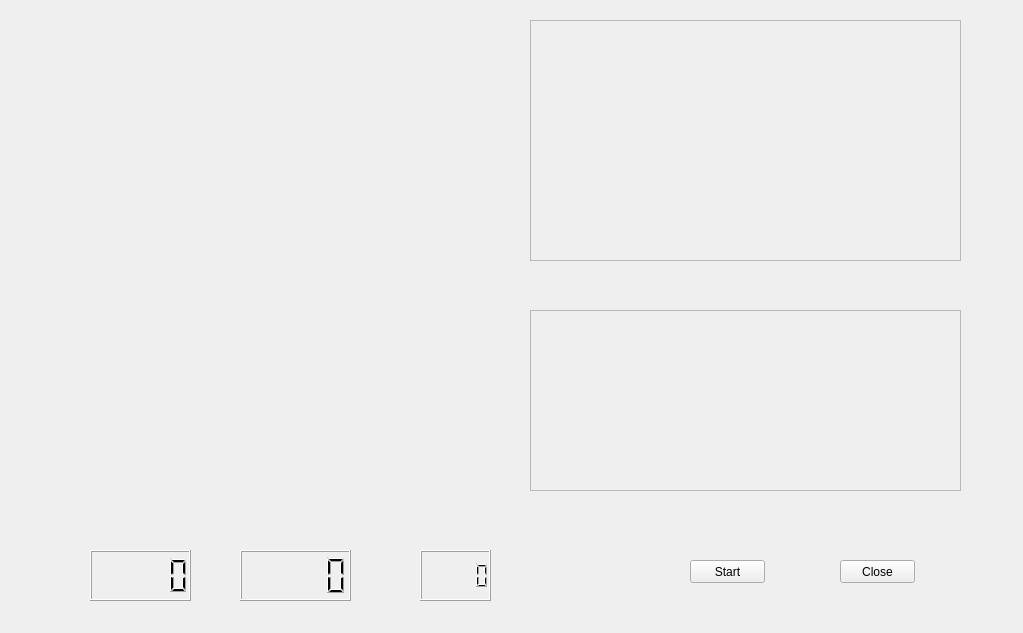
Above: widget.ui from NCHUDoc/Image-PPG-test before the change. Below: the same form after it.
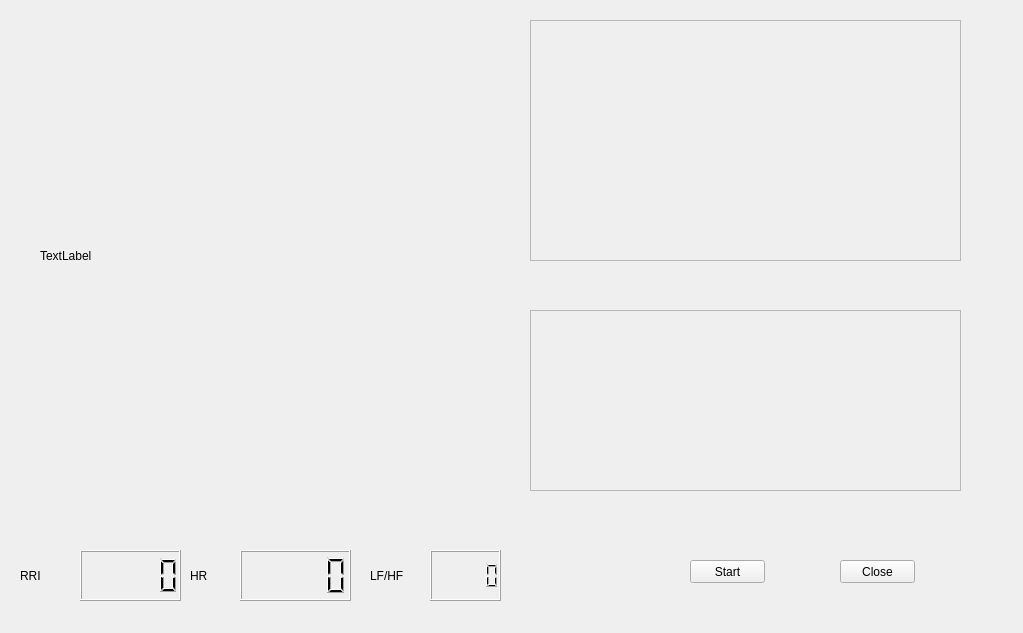
That is the form after the change. Custom widgets are drawn as their Qt base class.

What changed in the file:
```diff
--- a/widget.ui
+++ b/widget.ui
@@ -16,7 +16,7 @@
   <widget class="QLCDNumber" name="RRI_LCD">
    <property name="geometry">
     <rect>
-     <x>90</x>
+     <x>80</x>
      <y>550</y>
      <width>101</width>
      <height>51</height>
@@ -36,7 +36,7 @@
   <widget class="QLCDNumber" name="ration_LCD">
    <property name="geometry">
     <rect>
-     <x>420</x>
+     <x>430</x>
      <y>550</y>
      <width>71</width>
      <height>51</height>
@@ -101,6 +101,58 @@
     <enum>QFrame::Raised</enum>
    </property>
   </widget>
+  <widget class="QLabel" name="RRI">
+   <property name="geometry">
+    <rect>
+     <x>20</x>
+     <y>570</y>
+     <width>47</width>
+     <height>12</height>
+    </rect>
+   </property>
+   <property name="text">
+    <string>RRI</string>
+   </property>
+  </widget>
+  <widget class="QLabel" name="label_2">
+   <property name="geometry">
+    <rect>
+     <x>190</x>
+     <y>570</y>
+     <width>47</width>
+     <height>12</height>
+    </rect>
+   </property>
+   <property name="text">
+    <string>HR</string>
+   </property>
+  </widget>
+  <widget class="QLabel" name="label_3">
+   <property name="geometry">
+    <rect>
+     <x>370</x>
+     <y>570</y>
+     <width>47</width>
+     <height>12</height>
+    </rect>
+   </property>
+   <property name="text">
+    <string>LF/HF</string>
+   </property>
+  </widget>
+  <widget class="QLabel" name="label">
+   <property name="geometry">
+    <rect>
+     <x>40</x>
+     <y>30</y>
+     <width>471</width>
+     <height>451</height>
+    </rect>
+   </property>
+   <property name="text">
+    <string>TextLabel</string>
+   </property>
+  </widget>
  </widget>
  <layoutdefault spacing="6" margin="11"/>
  <customwidgets>
```
